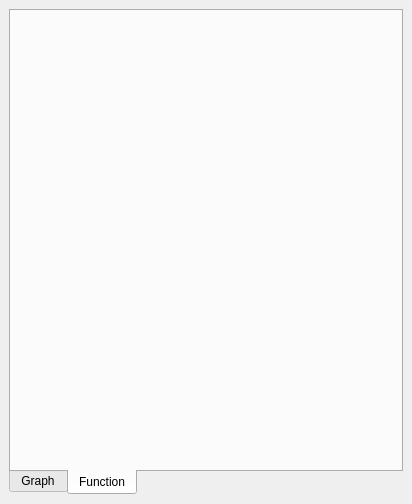
Above: matplotlib_graph_dockwidget_base.ui from aroche/MatplotlibGraph before the change. Below: the same form after it.
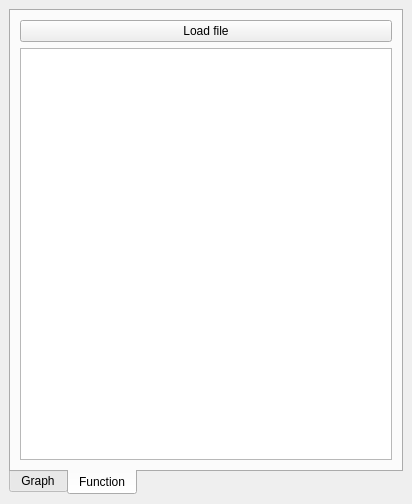
That is the form after the change. The open tabs and pages were chosen to show the change.

Commit message: Show a proper graph in dock widget and parse function

What changed in the file:
```diff
--- a/matplotlib_graph_dockwidget_base.ui
+++ b/matplotlib_graph_dockwidget_base.ui
@@ -32,6 +32,18 @@
        <attribute name="title">
         <string>Function</string>
        </attribute>
+       <layout class="QGridLayout" name="gridLayout_3">
+        <item row="1" column="0">
+         <widget class="QPlainTextEdit" name="plainTextEdit"/>
+        </item>
+        <item row="0" column="0">
+         <widget class="QPushButton" name="pushButton">
+          <property name="text">
+           <string>Load file</string>
+          </property>
+         </widget>
+        </item>
+       </layout>
       </widget>
      </widget>
     </item>
```
Left out of the diff: 5 changed lines with no effect on the pictures. The commit also changes 4 other files.
